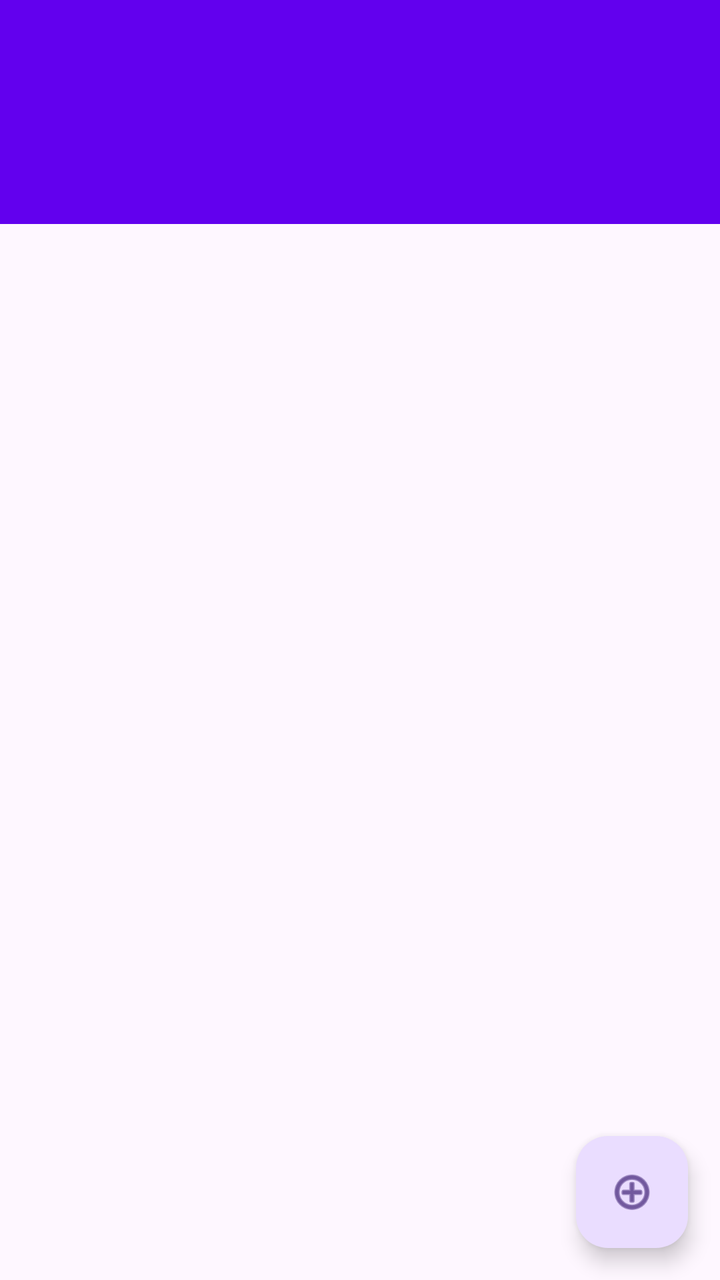
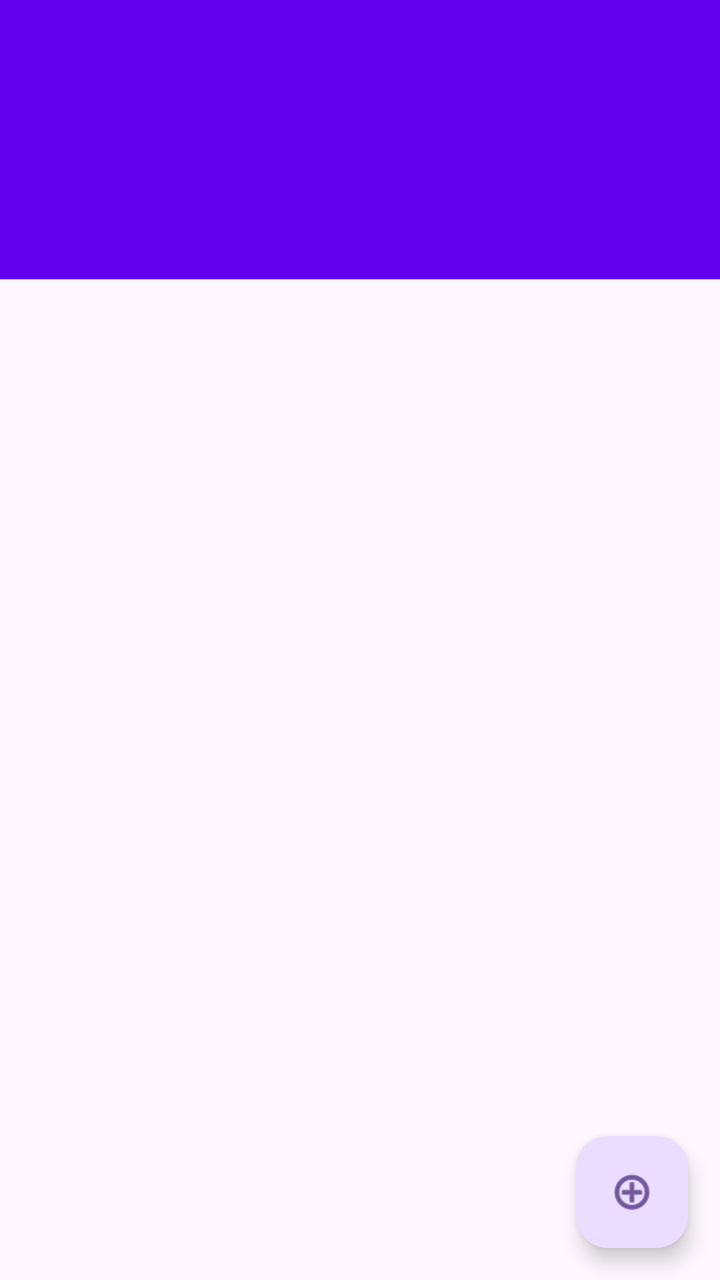

The first picture is an Android layout as it rendered before a commit; the second is the same layout after the commit. The layout source and the unified diff follow.
<!-- AndroidManifest.xml: application theme Theme.ReadAloud -->
<!-- res/layout/activity_main.xml -->
<?xml version="1.0" encoding="utf-8"?>
<androidx.coordinatorlayout.widget.CoordinatorLayout xmlns:android="http://schemas.android.com/apk/res/android"
    xmlns:app="http://schemas.android.com/apk/res-auto"
    android:layout_width="match_parent"
    android:layout_height="match_parent"
    android:fitsSystemWindows="true">

    <com.google.android.material.appbar.AppBarLayout
        android:layout_width="match_parent"
        android:layout_height="wrap_content"
        android:theme="@style/Theme.ReadAloud.AppBarOverlay">

        <androidx.appcompat.widget.Toolbar
            android:id="@+id/toolbar"
            android:layout_width="match_parent"
            android:layout_height="?attr/actionBarSize"
            android:background="?attr/colorPrimary"
            app:popupTheme="@style/Theme.ReadAloud.PopupOverlay" />

        <com.google.android.material.tabs.TabLayout
            android:id="@+id/tabs"
            android:layout_width="match_parent"
            android:layout_height="wrap_content"
            android:background="?attr/colorPrimary"
            app:tabIndicatorColor="@android:color/white"
            app:tabSelectedTextColor="@android:color/white"
            app:tabTextColor="#CCFFFFFF" />

    </com.google.android.material.appbar.AppBarLayout>

    <androidx.recyclerview.widget.RecyclerView
        android:id="@+id/recyclerView"
        android:layout_width="match_parent"
        android:layout_height="match_parent"
        android:padding="16dp"
        android:paddingBottom="88dp"
        android:clipToPadding="false"
        app:layout_behavior="@string/appbar_scrolling_view_behavior" />

    <com.google.android.material.floatingactionbutton.FloatingActionButton
        android:id="@+id/fab"
        android:layout_width="wrap_content"
        android:layout_height="wrap_content"
        android:layout_gravity="bottom|end"
        android:layout_margin="16dp"
        android:src="@android:drawable/ic_menu_add"
        android:contentDescription="@string/add_text" />

    <LinearLayout
        android:id="@+id/actionBar"
        android:layout_width="match_parent"
        android:layout_height="wrap_content"
        android:layout_gravity="bottom"
        android:orientation="horizontal"
        android:gravity="end|center_vertical"
        android:background="?attr/colorPrimary"
        android:padding="8dp"
        android:visibility="gone">

        <Button
            android:id="@+id/btnArchive"
            android:layout_width="wrap_content"
            android:layout_height="wrap_content"
            android:text="@string/archive" />

        <Button
            android:id="@+id/btnDelete"
            android:layout_width="wrap_content"
            android:layout_height="wrap_content"
            android:layout_marginStart="8dp"
            android:text="@string/delete" />

    </LinearLayout>

</androidx.coordinatorlayout.widget.CoordinatorLayout>
<!-- resources referenced by this layout -->
<resources>
  <string name="add_text">Add Text</string>
  <string name="appbar_scrolling_view_behavior">com.google.android.material.appbar.AppBarLayout$ScrollingViewBehavior</string>
  <string name="archive">Archive</string>
  <string name="delete">Delete</string>
  <style name="Theme.ReadAloud.AppBarOverlay" parent="ThemeOverlay.Material3.Dark.ActionBar" />
  <style name="Theme.ReadAloud.PopupOverlay" parent="ThemeOverlay.Material3.Light" />
  <style name="Theme.ReadAloud" parent="Theme.Material3.DayNight.NoActionBar">
          <item name="colorPrimary">@color/purple_700</item>
          <item name="colorPrimaryVariant">@color/purple_200</item>
          <item name="colorOnPrimary">@color/white</item>
          <item name="colorSecondary">@color/teal_200</item>
          <item name="colorSecondaryVariant">@color/teal_700</item>
          <item name="colorOnSecondary">@color/black</item>
          <item name="android:statusBarColor">?attr/colorPrimaryVariant</item>
      </style>
  <color name="purple_700">#FF6200EE</color>
  <color name="purple_200">#FFBB86FC</color>
  <color name="white">#FFFFFFFF</color>
  <color name="teal_200">#FF03DAC5</color>
  <color name="teal_700">#FF018786</color>
  <color name="black">#FF000000</color>
</resources>

<!-- the commit's change to res/layout/activity_main.xml (unified diff, before → after) -->
@@ -25,6 +25,18 @@
             app:tabIndicatorColor="@android:color/white"
             app:tabSelectedTextColor="@android:color/white"
             app:tabTextColor="#CCFFFFFF" />
+
+        <TextView
+            android:id="@+id/tvSummary"
+            android:layout_width="match_parent"
+            android:layout_height="wrap_content"
+            android:background="?attr/colorPrimary"
+            android:paddingStart="16dp"
+            android:paddingEnd="16dp"
+            android:paddingTop="2dp"
+            android:paddingBottom="8dp"
+            android:textColor="#EEFFFFFF"
+            android:textSize="13sp" />
 
     </com.google.android.material.appbar.AppBarLayout>
 
